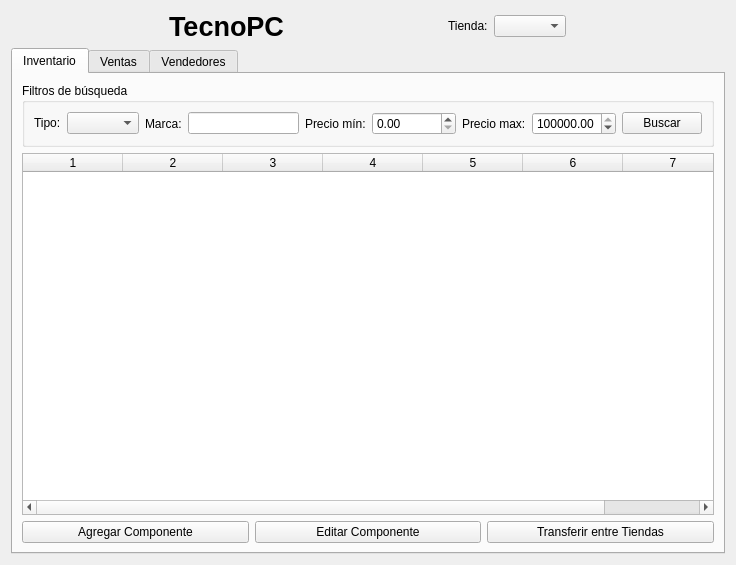
Qt form ui/main.ui (Matiti061/TecnoPC) before a commit.
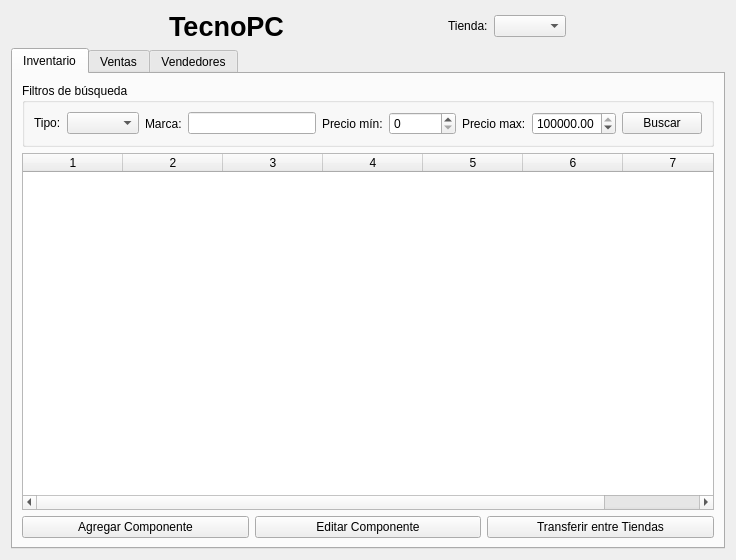
The same form after that commit.

Commit message: feat: Button functionality and viewmodel completion

```diff
--- a/ui/main.ui
+++ b/ui/main.ui
@@ -10,7 +10,7 @@
     <x>0</x>
     <y>0</y>
     <width>736</width>
-    <height>565</height>
+    <height>560</height>
    </rect>
   </property>
   <property name="windowTitle">
@@ -86,7 +86,10 @@
            </widget>
           </item>
           <item>
-           <widget class="QDoubleSpinBox" name="precio_min">
+           <widget class="QDoubleSpinBox" name="price_min">
+            <property name="decimals">
+             <number>0</number>
+            </property>
             <property name="maximum">
              <double>100000.000000000000000</double>
             </property>
```
Left out of the diff: 124 changed lines with no effect on the pictures. The commit also changes 5 other files.
